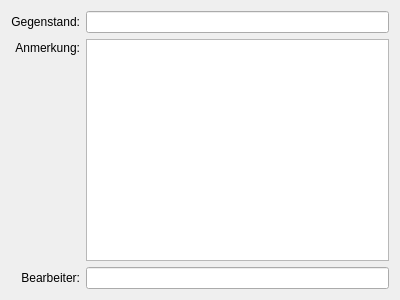
Before: the Qt Designer form app_core/print_content_widget.ui in gidhoog/AlmGIS, drawn with Qt 5.
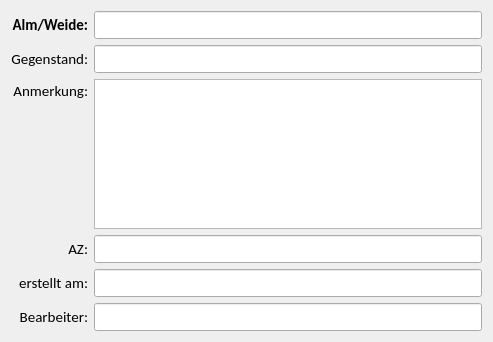
After: the same form once the commit is applied.

Patch:
```diff
--- a/app_core/print_content_widget.ui
+++ b/app_core/print_content_widget.ui
@@ -6,8 +6,8 @@
    <rect>
     <x>0</x>
     <y>0</y>
-    <width>400</width>
-    <height>300</height>
+    <width>493</width>
+    <height>342</height>
    </rect>
   </property>
   <property name="windowTitle">
@@ -16,40 +16,23 @@
   <layout class="QVBoxLayout" name="verticalLayout">
    <item>
     <layout class="QGridLayout" name="gridLayout">
-     <item row="0" column="0">
-      <widget class="QLabel" name="label">
+     <item row="3" column="0">
+      <widget class="QLabel" name="label_5">
+       <property name="font">
+        <font>
+         <family>Calibri</family>
+         <pointsize>11</pointsize>
+        </font>
+       </property>
        <property name="text">
-        <string>Gegenstand:</string>
+        <string>AZ:</string>
        </property>
        <property name="alignment">
         <set>Qt::AlignRight|Qt::AlignTrailing|Qt::AlignVCenter</set>
        </property>
       </widget>
      </item>
-     <item row="0" column="1">
-      <widget class="QLineEdit" name="uiContentLedit"/>
-     </item>
-     <item row="1" column="1">
-      <widget class="QPlainTextEdit" name="uiRemarkTedit">
-       <property name="tabChangesFocus">
-        <bool>true</bool>
-       </property>
-      </widget>
-     </item>
      <item row="2" column="0">
-      <widget class="QLabel" name="label_3">
-       <property name="text">
-        <string>Bearbeiter:</string>
-       </property>
-       <property name="alignment">
-        <set>Qt::AlignRight|Qt::AlignTrailing|Qt::AlignVCenter</set>
-       </property>
-      </widget>
-     </item>
-     <item row="2" column="1">
-      <widget class="QLineEdit" name="uiUserLedit"/>
-     </item>
-     <item row="1" column="0">
       <layout class="QVBoxLayout" name="verticalLayout_2">
        <item>
         <spacer name="verticalSpacer_2">
@@ -69,6 +52,12 @@
        </item>
        <item>
         <widget class="QLabel" name="label_2">
+         <property name="font">
+          <font>
+           <family>Calibri</family>
+           <pointsize>11</pointsize>
+          </font>
+         </property>
          <property name="text">
           <string>Anmerkung:</string>
          </property>
@@ -92,6 +81,152 @@
        </item>
       </layout>
      </item>
+     <item row="5" column="0">
+      <widget class="QLabel" name="label_3">
+       <property name="font">
+        <font>
+         <family>Calibri</family>
+         <pointsize>11</pointsize>
+        </font>
+       </property>
+       <property name="text">
+        <string>Bearbeiter:</string>
+       </property>
+       <property name="alignment">
+        <set>Qt::AlignRight|Qt::AlignTrailing|Qt::AlignVCenter</set>
+       </property>
+      </widget>
+     </item>
+     <item row="0" column="0">
+      <widget class="QLabel" name="label_4">
+       <property name="font">
+        <font>
+         <family>Calibri</family>
+         <pointsize>11</pointsize>
+         <weight>75</weight>
+         <bold>true</bold>
+        </font>
+       </property>
+       <property name="text">
+        <string>Alm/Weide:</string>
+       </property>
+       <property name="alignment">
+        <set>Qt::AlignRight|Qt::AlignTrailing|Qt::AlignVCenter</set>
+       </property>
+      </widget>
+     </item>
+     <item row="1" column="1">
+      <widget class="QLineEdit" name="uiContentLedit">
+       <property name="font">
+        <font>
+         <family>Calibri</family>
+         <pointsize>11</pointsize>
+        </font>
+       </property>
+       <property name="clearButtonEnabled">
+        <bool>true</bool>
+       </property>
+      </widget>
+     </item>
+     <item row="5" column="1">
+      <widget class="QLineEdit" name="uiUserLedit">
+       <property name="font">
+        <font>
+         <family>Calibri</family>
+         <pointsize>11</pointsize>
+        </font>
+       </property>
+       <property name="clearButtonEnabled">
+        <bool>true</bool>
+       </property>
+      </widget>
+     </item>
+     <item row="3" column="1">
+      <widget class="QLineEdit" name="uiAzLedit">
+       <property name="font">
+        <font>
+         <family>Calibri</family>
+         <pointsize>11</pointsize>
+        </font>
+       </property>
+       <property name="clearButtonEnabled">
+        <bool>true</bool>
+       </property>
+      </widget>
+     </item>
+     <item row="1" column="0">
+      <widget class="QLabel" name="label">
+       <property name="font">
+        <font>
+         <family>Calibri</family>
+         <pointsize>11</pointsize>
+        </font>
+       </property>
+       <property name="text">
+        <string>Gegenstand:</string>
+       </property>
+       <property name="alignment">
+        <set>Qt::AlignRight|Qt::AlignTrailing|Qt::AlignVCenter</set>
+       </property>
+      </widget>
+     </item>
+     <item row="2" column="1">
+      <widget class="QPlainTextEdit" name="uiRemarkTedit">
+       <property name="font">
+        <font>
+         <family>Calibri</family>
+         <pointsize>11</pointsize>
+        </font>
+       </property>
+       <property name="tabChangesFocus">
+        <bool>true</bool>
+       </property>
+      </widget>
+     </item>
+     <item row="0" column="1">
+      <widget class="QLineEdit" name="uiAlmLedit">
+       <property name="font">
+        <font>
+         <family>Calibri</family>
+         <pointsize>11</pointsize>
+         <weight>75</weight>
+         <bold>true</bold>
+        </font>
+       </property>
+       <property name="clearButtonEnabled">
+        <bool>true</bool>
+       </property>
+      </widget>
+     </item>
+     <item row="4" column="0">
+      <widget class="QLabel" name="label_6">
+       <property name="font">
+        <font>
+         <family>Calibri</family>
+         <pointsize>11</pointsize>
+        </font>
+       </property>
+       <property name="text">
+        <string>erstellt am:</string>
+       </property>
+       <property name="alignment">
+        <set>Qt::AlignRight|Qt::AlignTrailing|Qt::AlignVCenter</set>
+       </property>
+      </widget>
+     </item>
+     <item row="4" column="1">
+      <widget class="QLineEdit" name="uiDatumLedit">
+       <property name="font">
+        <font>
+         <family>Calibri</family>
+         <pointsize>11</pointsize>
+        </font>
+       </property>
+       <property name="clearButtonEnabled">
+        <bool>true</bool>
+       </property>
+      </widget>
+     </item>
     </layout>
    </item>
   </layout>
```
Left out of the diff: 4 changed lines with no effect on the pictures.
